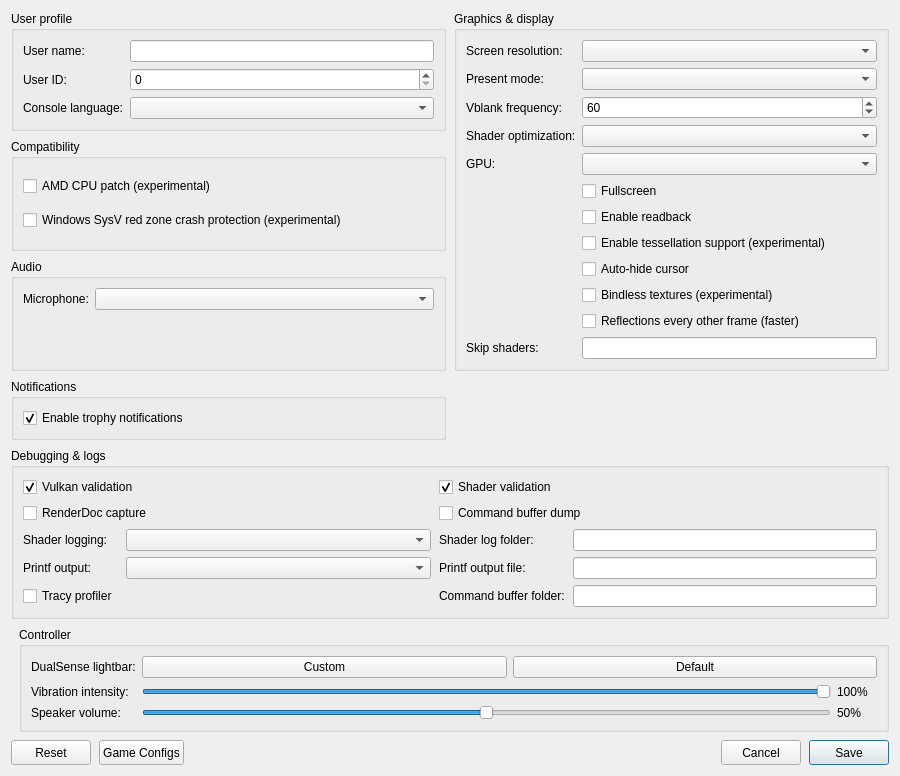
Before: the Qt Designer form src/launcher/forms/configuration_edit_dialog.ui in SakuraLainMaid/KytyPS5-GT7, drawn with Qt 5.
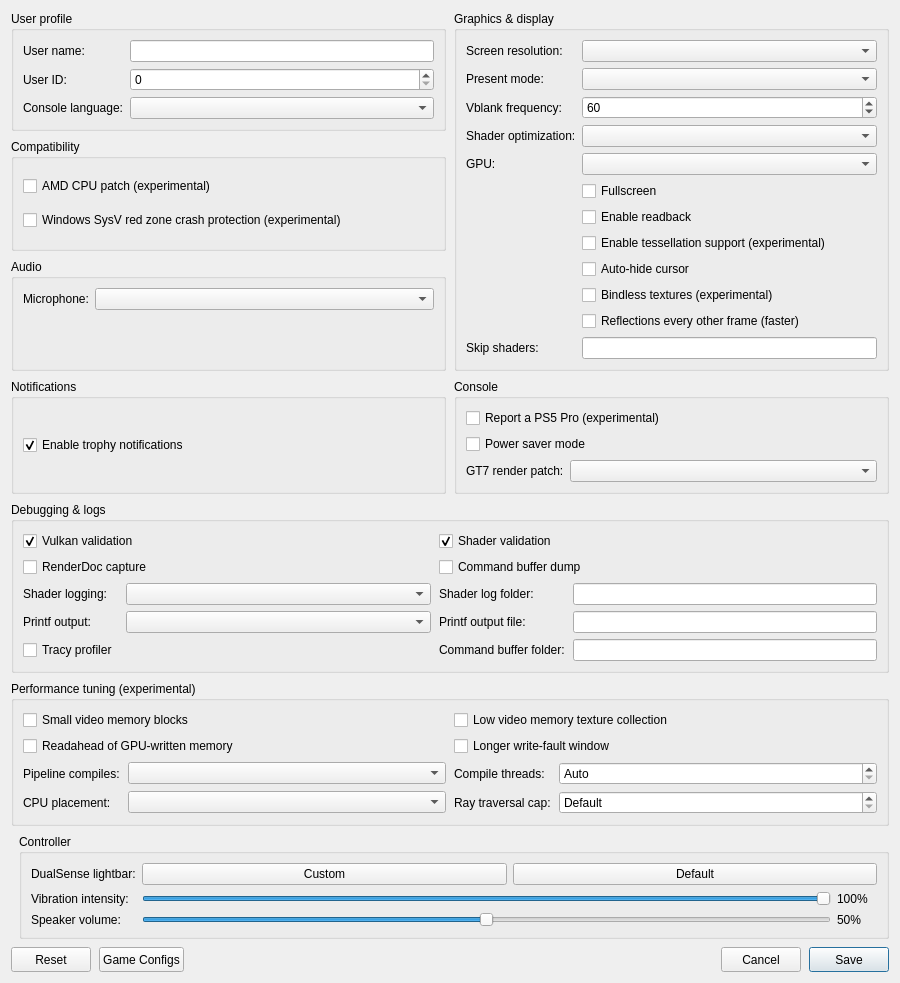
After: the same form once the commit is applied. Custom widgets are drawn as their Qt base class.

Commit message: Launcher: console and performance tuning options; settings dialog fits small screens

The edit to the form file:
```diff
--- a/src/launcher/forms/configuration_edit_dialog.ui
+++ b/src/launcher/forms/configuration_edit_dialog.ui
@@ -337,6 +337,120 @@
        </layout>
       </widget>
      </item>
+     <item row="3" column="1">
+      <widget class="QGroupBox" name="console_group">
+       <property name="title"><string>Console</string></property>
+       <layout class="QFormLayout" name="consoleLayout">
+        <property name="fieldGrowthPolicy"><enum>QFormLayout::AllNonFixedFieldsGrow</enum></property>
+        <item row="0" column="0" colspan="2">
+         <widget class="QCheckBox" name="checkBox_ps5_pro">
+          <property name="toolTip"><string>Report a PS5 Pro (sceKernelGetOperationMode mode 3, sceKernelIsTrinityMode 1) instead of a base PS5. Games may then pick their PS5 Pro modes, which the emulator may not support.</string></property>
+          <property name="text"><string>Report a PS5 Pro (experimental)</string></property>
+         </widget>
+        </item>
+        <item row="1" column="0" colspan="2">
+         <widget class="QCheckBox" name="checkBox_power_saver">
+          <property name="toolTip"><string>Report the console's power saver mode (submode 1). Games that support it lower their resolution or use fewer threads; in Gran Turismo 7 it selects the 1080p graphics profile.</string></property>
+          <property name="text"><string>Power saver mode</string></property>
+         </widget>
+        </item>
+        <item row="2" column="0">
+         <widget class="QLabel" name="label_gt7_render_patch">
+          <property name="text"><string>GT7 render patch:</string></property>
+         </widget>
+        </item>
+        <item row="2" column="1">
+         <widget class="QComboBox" name="comboBox_gt7_render_patch">
+          <property name="toolTip"><string>Gran Turismo 7 (PPSA01317 01.710.000) only: the game's power saver profile at 1920x1080, or patched to 2560x1440. Uses the patch files in the emulator's patches folder; replaces the game's cheat file for that run.</string></property>
+         </widget>
+        </item>
+       </layout>
+      </widget>
+     </item>
+     <item row="5" column="0" colspan="2">
+      <widget class="QGroupBox" name="tuning_group">
+       <property name="title"><string>Performance tuning (experimental)</string></property>
+       <layout class="QGridLayout" name="tuningLayout" columnstretch="0,1,0,1">
+        <property name="horizontalSpacing"><number>8</number></property>
+        <property name="verticalSpacing"><number>6</number></property>
+        <item row="0" column="0" colspan="2">
+         <widget class="QCheckBox" name="checkBox_vma_small_blocks">
+          <property name="toolTip"><string>Allocate video memory in 64 MB blocks instead of 256 MB (KYTY_VMA_BLOCK_MB=64): less unused room inside blocks on cards short of video memory.</string></property>
+          <property name="text"><string>Small video memory blocks</string></property>
+         </widget>
+        </item>
+        <item row="0" column="2" colspan="2">
+         <widget class="QCheckBox" name="checkBox_low_vram_gc">
+          <property name="toolTip"><string>Collect textures more eagerly when video memory runs short (KYTY_TEX_GC_FLOOR_MB=1200, KYTY_TEX_GC_MIN_AGE=3).</string></property>
+          <property name="text"><string>Low video memory texture collection</string></property>
+         </widget>
+        </item>
+        <item row="1" column="0" colspan="2">
+         <widget class="QCheckBox" name="checkBox_readahead">
+          <property name="toolTip"><string>Download memory the game's threads read back as soon as the GPU writes it again, so their reads find it in memory (KYTY_READAHEAD=1).</string></property>
+          <property name="text"><string>Readahead of GPU-written memory</string></property>
+         </widget>
+        </item>
+        <item row="1" column="2" colspan="2">
+         <widget class="QCheckBox" name="checkBox_long_fault_window">
+          <property name="toolTip"><string>Release a whole block that faults again within 300 ms instead of 100 ms (KYTY_FAULT_WINDOW_MS=300): fewer write-protection faults.</string></property>
+          <property name="text"><string>Longer write-fault window</string></property>
+         </widget>
+        </item>
+        <item row="2" column="0">
+         <widget class="QLabel" name="label_pipeline_mode">
+          <property name="text"><string>Pipeline compiles:</string></property>
+         </widget>
+        </item>
+        <item row="2" column="1">
+         <widget class="QComboBox" name="comboBox_pipeline_mode">
+          <property name="toolTip"><string>Background: draws whose pipeline is still compiling are skipped (untextured models for a moment).
+Background, complete frames: compiles run in parallel, and a frame that skipped a draw is not shown (the last complete one stays, up to 5 s).
+GPU thread: each pipeline compiles on the spot (a stall for each new one).</string></property>
+         </widget>
+        </item>
+        <item row="2" column="2">
+         <widget class="QLabel" name="label_pipeline_threads">
+          <property name="text"><string>Compile threads:</string></property>
+         </widget>
+        </item>
+        <item row="2" column="3">
+         <widget class="QSpinBox" name="spinBox_pipeline_threads">
+          <property name="toolTip"><string>Background pipeline compile threads (KYTY_PIPELINE_THREADS). Auto: half the processors. Each takes memory while it compiles.</string></property>
+          <property name="specialValueText"><string>Auto</string></property>
+          <property name="minimum"><number>0</number></property>
+          <property name="maximum"><number>32</number></property>
+         </widget>
+        </item>
+        <item row="3" column="0">
+         <widget class="QLabel" name="label_cpu_set">
+          <property name="text"><string>CPU placement:</string></property>
+         </widget>
+        </item>
+        <item row="3" column="1">
+         <widget class="QComboBox" name="comboBox_cpu_set">
+          <property name="toolTip"><string>Where the emulator's threads run (KYTY_CPU_SET), on CPUs with two kinds of cores or caches.
+GPU thread on its own core: the other threads on the other cluster.
+GPU thread on its own core, game on fast cores: the game's threads also get the fast cluster's remaining cores; pipeline compilers stay on the other cluster.</string></property>
+         </widget>
+        </item>
+        <item row="3" column="2">
+         <widget class="QLabel" name="label_ray_loop_cap">
+          <property name="text"><string>Ray traversal cap:</string></property>
+         </widget>
+        </item>
+        <item row="3" column="3">
+         <widget class="QSpinBox" name="spinBox_ray_loop_cap">
+          <property name="toolTip"><string>Rounds a ray's BVH walk may take (KYTY_RAY_LOOP_CAP). Default: 16384. Lower is faster, with less accurate ray-traced effects.</string></property>
+          <property name="specialValueText"><string>Default</string></property>
+          <property name="minimum"><number>0</number></property>
+          <property name="maximum"><number>65536</number></property>
+          <property name="singleStep"><number>256</number></property>
+         </widget>
+        </item>
+       </layout>
+      </widget>
+     </item>
     </layout>
    </item>
    <item row="1" column="1">
```
The commit also changes 9 other files.
